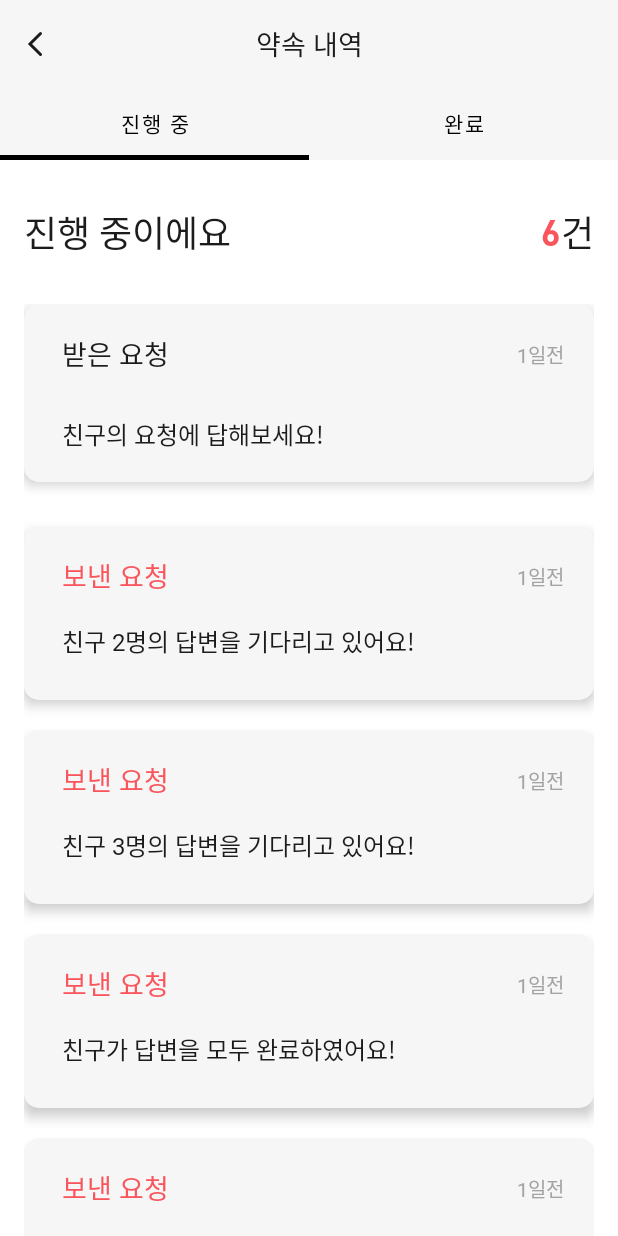
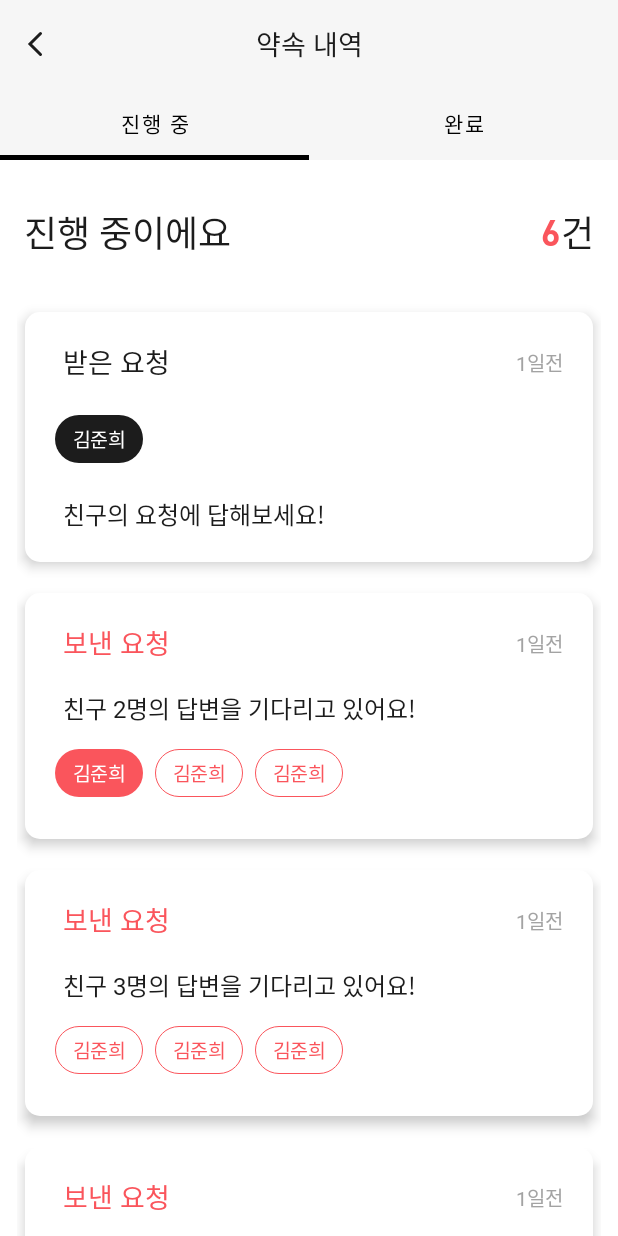
Before and after one commit to TeamSeeMeet/SeeMeet-Android, an Android app: the NotiInProgressFragment screen opened directly, with no data from a screen before it, on a phone screen of 412 x 824 dp. Run offline under Robolectric (Android 15) with nearby library versions, the phone set to English and light mode, and no system bars; our stand-ins replace data binding; Roboto replaces fonts that are not available here.

Commit message:
[FEAT] 약속내역 진행중 chipgroup 추가

```diff
--- a/app/src/main/java/org/seemeet/seemeet/data/local/NotificationIngData.kt
+++ b/app/src/main/java/org/seemeet/seemeet/data/local/NotificationIngData.kt
@@ -5,4 +5,5 @@ data class NotificationIngData(
     val requestTitle : String,
     val msg : String,
     val viewType : Int,
+    val nameList : List<NotificationFriendData>,
 )
--- a/app/src/main/java/org/seemeet/seemeet/ui/notification/adapter/NotiDoneListAdapter.kt
+++ b/app/src/main/java/org/seemeet/seemeet/ui/notification/adapter/NotiDoneListAdapter.kt
@@ -22,7 +22,7 @@ class NotiDoneListAdapter :RecyclerView.Adapter<NotiDoneListAdapter.NotiDoneView
             binding.doneData = doneData
 
             doneData.nameList.forEach{
-                binding.cgSendFriendList.addView(Chip(context).apply{
+                binding.cgDoneFriendList.addView(Chip(context).apply{
                     text = it.name
                     if(it.response){
                         setChipBackgroundColorResource(R.color.gray02)
--- a/app/src/main/java/org/seemeet/seemeet/ui/notification/adapter/NotiIngListAdapter.kt
+++ b/app/src/main/java/org/seemeet/seemeet/ui/notification/adapter/NotiIngListAdapter.kt
@@ -1,8 +1,12 @@
 package org.seemeet.seemeet.ui.notification.adapter
 
+import android.content.Context
+import android.util.Log
 import android.view.LayoutInflater
 import android.view.ViewGroup
 import androidx.recyclerview.widget.RecyclerView
+import com.google.android.material.chip.Chip
+import org.seemeet.seemeet.R
 import org.seemeet.seemeet.data.local.NotificationIngData
 import org.seemeet.seemeet.databinding.ItemNotificationReceiveBinding
 import org.seemeet.seemeet.databinding.ItemNotificationSendBinding
@@ -10,9 +14,11 @@ import org.seemeet.seemeet.databinding.ItemNotificationSendBinding
 class NotiIngListAdapter : RecyclerView.Adapter<RecyclerView.ViewHolder>() {
 
     private val ingList = mutableListOf<NotificationIngData>()
+    private var context : Context? = null
 
     override fun onCreateViewHolder(parent: ViewGroup, viewType: Int): RecyclerView.ViewHolder {
         if (viewType == OptionViewType.SEND) {
+            context = parent.context
             return NotiIngViewHolder1(
                 ItemNotificationSendBinding.inflate(
                     LayoutInflater.from(parent.context),
@@ -21,6 +27,7 @@ class NotiIngListAdapter : RecyclerView.Adapter<RecyclerView.ViewHolder>() {
                 )
             )
         }
+        context = parent.context
         return NotiIngViewHolder2(
             ItemNotificationReceiveBinding.inflate(
                 LayoutInflater.from(parent.context),
@@ -28,6 +35,8 @@ class NotiIngListAdapter : RecyclerView.Adapter<RecyclerView.ViewHolder>() {
                 false
             )
         )
+
+
     }
 
     override fun onBindViewHolder(holder: RecyclerView.ViewHolder, position: Int) {
@@ -54,17 +63,45 @@ class NotiIngListAdapter : RecyclerView.Adapter<RecyclerView.ViewHolder>() {
     }
 
 
-    class NotiIngViewHolder1(private val binding: ItemNotificationSendBinding) :
+    inner class NotiIngViewHolder1(private val binding: ItemNotificationSendBinding) :
         RecyclerView.ViewHolder(binding.root) {
         fun bind(ingData: NotificationIngData) {
             binding.ingData = ingData
+
+            ingData.nameList.forEach{
+                binding.cgSendFriendList.addView(Chip(context).apply{
+                    text = it.name
+                    if(it.response){
+                        setChipBackgroundColorResource(R.color.pink01)
+                        setTextAppearance(R.style.chipTextWhiteStyle)
+                    } else {
+                        setChipBackgroundColorResource(R.color.white)
+                        setTextAppearance(R.style.chipTextPinkStyle)
+                        chipStrokeWidth = 1.0F
+                        setChipStrokeColorResource(R.color.pink01)
+                    }
+                    isCheckable = false
+
+                })
+                Log.d("**********************받은이", it.name)
+            }
         }
     }
 
-    class NotiIngViewHolder2(private val binding: ItemNotificationReceiveBinding) :
+    inner class NotiIngViewHolder2(private val binding: ItemNotificationReceiveBinding) :
         RecyclerView.ViewHolder(binding.root) {
         fun bind(ingData: NotificationIngData) {
             binding.ingData = ingData
+
+            ingData.nameList.forEach{
+                binding.cgReceiveFriendList.addView(Chip(context).apply{
+                    text = it.name
+                    setChipBackgroundColorResource(R.color.gray06)
+                    setTextAppearance(R.style.chipTextWhiteStyle)
+                    isCheckable = false
+                })
+                Log.d("**********************받은이", it.name)
+            }
         }
     }
 
--- a/app/src/main/java/org/seemeet/seemeet/ui/viewmodel/NotiIngViewModel.kt
+++ b/app/src/main/java/org/seemeet/seemeet/ui/viewmodel/NotiIngViewModel.kt
@@ -4,6 +4,7 @@ import android.app.Application
 import androidx.lifecycle.AndroidViewModel
 import androidx.lifecycle.LiveData
 import androidx.lifecycle.MutableLiveData
+import org.seemeet.seemeet.data.local.NotificationFriendData
 import org.seemeet.seemeet.data.local.NotificationIngData
 
 class NotiIngViewModel(application: Application) : AndroidViewModel(application) {
@@ -16,22 +17,35 @@ class NotiIngViewModel(application: Application) : AndroidViewModel(application)
     fun setIngList() {
         _ingList.value = mutableListOf(
             NotificationIngData(
-                "1일전", "받은 요청","친구의 요청에 답해보세요!", 2
+                "1일전", "받은 요청","친구의 요청에 답해보세요!", 2, mutableListOf(
+                    NotificationFriendData("김준희", true),
+                )
             ),
             NotificationIngData(
-                "1일전", "보낸 요청","친구 2명의 답변을 기다리고 있어요!", 1
+                "1일전", "보낸 요청","친구 2명의 답변을 기다리고 있어요!", 1, mutableListOf(
+                    NotificationFriendData("김준희", true),
+                    NotificationFriendData("김준희", false),
+                    NotificationFriendData("김준희", false))
             ),
             NotificationIngData(
-                "1일전", "보낸 요청","친구 3명의 답변을 기다리고 있어요!", 1
+                "1일전", "보낸 요청","친구 3명의 답변을 기다리고 있어요!", 1, mutableListOf(
+                    NotificationFriendData("김준희", false),
+                    NotificationFriendData("김준희", false),
+                    NotificationFriendData("김준희", false))
             ),
             NotificationIngData(
-                "1일전", "보낸 요청","친구가 답변을 모두 완료하였어요!", 1
+                "1일전", "보낸 요청","친구가 답변을 모두 완료하였어요!", 1, mutableListOf(
+                    NotificationFriendData("김준희", true),
+                    NotificationFriendData("김준희", true),
+                    NotificationFriendData("김준희", true))
             ),
             NotificationIngData(
-                "1일전", "보낸 요청","친구의 답변을 기다리고 있어요!", 1
+                "1일전", "보낸 요청","친구의 답변을 기다리고 있어요!", 1, mutableListOf(
+                    NotificationFriendData("김준희", false))
             ),
             NotificationIngData(
-                "1일전", "받은 요청","친구의 요청에 답했어요!", 2
+                "1일전", "받은 요청","친구의 요청에 답했어요!", 2, mutableListOf(
+                    NotificationFriendData("김준희", true))
             ),
 
         )
--- a/app/src/main/res/drawable/rectangle_white_10.xml
+++ b/app/src/main/res/drawable/rectangle_white_10.xml
@@ -1,6 +1,6 @@
 <?xml version="1.0" encoding="utf-8"?>
 <shape xmlns:android="http://schemas.android.com/apk/res/android"
     android:shape="rectangle">
-    <solid android:color="#F6F6F6" />
+    <solid android:color="@color/white" />
     <corners android:radius="10dp"/>
 </shape>
--- a/app/src/main/res/layout/fragment_noti_in_progress.xml
+++ b/app/src/main/res/layout/fragment_noti_in_progress.xml
@@ -81,8 +81,9 @@
                 android:id="@+id/rv_ing_list"
                 android:layout_width="0dp"
                 android:layout_height="wrap_content"
-                android:layout_marginHorizontal="16dp"
+                android:layout_marginHorizontal="11dp"
                 android:orientation="vertical"
+                android:overScrollMode="never"
                 app:layoutManager="androidx.recyclerview.widget.LinearLayoutManager"
                 app:layout_constraintEnd_toEndOf="parent"
                 app:layout_constraintStart_toStartOf="parent"
--- a/app/src/main/res/layout/item_notification_done.xml
+++ b/app/src/main/res/layout/item_notification_done.xml
@@ -73,26 +73,8 @@
             app:layout_constraintTop_toTopOf="parent"
             app:srcCompat="@drawable/ic_close_48" />
 
-        <!--
-        <androidx.recyclerview.widget.RecyclerView
-            android:id="@+id/rv_send_friend_list"
-            android:layout_width="0dp"
-            android:layout_height="wrap_content"
-            android:layout_marginTop="18dp"
-            android:layout_marginEnd="16dp"
-            android:layout_marginBottom="20dp"
-            android:orientation="horizontal"
-            app:layoutManager="androidx.recyclerview.widget.LinearLayoutManager"
-            app:layout_constraintBottom_toBottomOf="parent"
-            app:layout_constraintEnd_toEndOf="parent"
-            app:layout_constraintStart_toStartOf="@id/tv_done_title"
-            app:layout_constraintTop_toBottomOf="@id/tv_done_title"
-            tools:itemCount="3"
-            tools:listitem="@layout/item_notification_done_friend_list" />
-            -->
-
         <com.google.android.material.chip.ChipGroup
-            android:id="@+id/cg_send_friend_list"
+            android:id="@+id/cg_done_friend_list"
             android:layout_width="0dp"
             android:layout_height="wrap_content"
             android:layout_marginTop="18dp"
--- a/app/src/main/res/layout/item_notification_receive.xml
+++ b/app/src/main/res/layout/item_notification_receive.xml
@@ -16,7 +16,9 @@
         android:id="@+id/cl_noti_receive_bg"
         android:layout_width="match_parent"
         android:layout_height="wrap_content"
-        android:layout_marginBottom="29dp"
+        android:layout_marginHorizontal="5dp"
+        android:layout_marginTop="5dp"
+        android:layout_marginBottom="15dp"
         android:background="@drawable/rectangle_white_10"
         android:elevation="5dp"
         android:padding="20dp">
@@ -56,20 +58,16 @@
             android:textColor="@color/gray06"
             android:textSize="16sp"
             app:layout_constraintStart_toStartOf="@id/tv_receive"
-            app:layout_constraintTop_toBottomOf="@id/rv_receive_friend_list" />
+            app:layout_constraintTop_toBottomOf="@id/cg_receive_friend_list" />
 
-        <androidx.recyclerview.widget.RecyclerView
-            android:id="@+id/rv_receive_friend_list"
+        <com.google.android.material.chip.ChipGroup
+            android:id="@+id/cg_receive_friend_list"
             android:layout_width="0dp"
             android:layout_height="wrap_content"
             android:layout_marginTop="14dp"
-            android:orientation="horizontal"
-            app:layoutManager="androidx.recyclerview.widget.LinearLayoutManager"
             app:layout_constraintEnd_toEndOf="parent"
             app:layout_constraintStart_toStartOf="parent"
-            app:layout_constraintTop_toBottomOf="@id/tv_receive"
-            tools:itemCount="3"
-            tools:listitem="@layout/item_notification_receive_friend_list" />
-
+            app:layout_constraintTop_toBottomOf="@id/tv_receive" >
+            </com.google.android.material.chip.ChipGroup>
     </androidx.constraintlayout.widget.ConstraintLayout>
 </layout>
--- a/app/src/main/res/layout/item_notification_send.xml
+++ b/app/src/main/res/layout/item_notification_send.xml
@@ -16,7 +16,9 @@
         android:id="@+id/cl_noti_send_bg"
         android:layout_width="match_parent"
         android:layout_height="wrap_content"
-        android:layout_marginBottom="20dp"
+        android:layout_marginHorizontal="5dp"
+        android:layout_marginTop="5dp"
+        android:layout_marginBottom="15dp"
         android:background="@drawable/rectangle_white_10"
         android:elevation="5dp"
         android:padding="20dp">
@@ -58,18 +60,14 @@
             app:layout_constraintStart_toStartOf="@id/tv_send"
             app:layout_constraintTop_toBottomOf="@id/tv_send" />
 
-        <androidx.recyclerview.widget.RecyclerView
-            android:id="@+id/rv_send_friend_list"
+        <com.google.android.material.chip.ChipGroup
+            android:id="@+id/cg_send_friend_list"
             android:layout_width="0dp"
             android:layout_height="wrap_content"
             android:layout_marginTop="7dp"
-            android:orientation="horizontal"
-            app:layoutManager="androidx.recyclerview.widget.LinearLayoutManager"
             app:layout_constraintEnd_toEndOf="parent"
             app:layout_constraintStart_toStartOf="parent"
-            app:layout_constraintTop_toBottomOf="@id/tv_send_msg_wait"
-            tools:itemCount="3"
-            tools:listitem="@layout/item_notification_send_friend_list" />
-
+            app:layout_constraintTop_toBottomOf="@id/tv_send_msg_wait">
+        </com.google.android.material.chip.ChipGroup>
     </androidx.constraintlayout.widget.ConstraintLayout>
 </layout>
```
